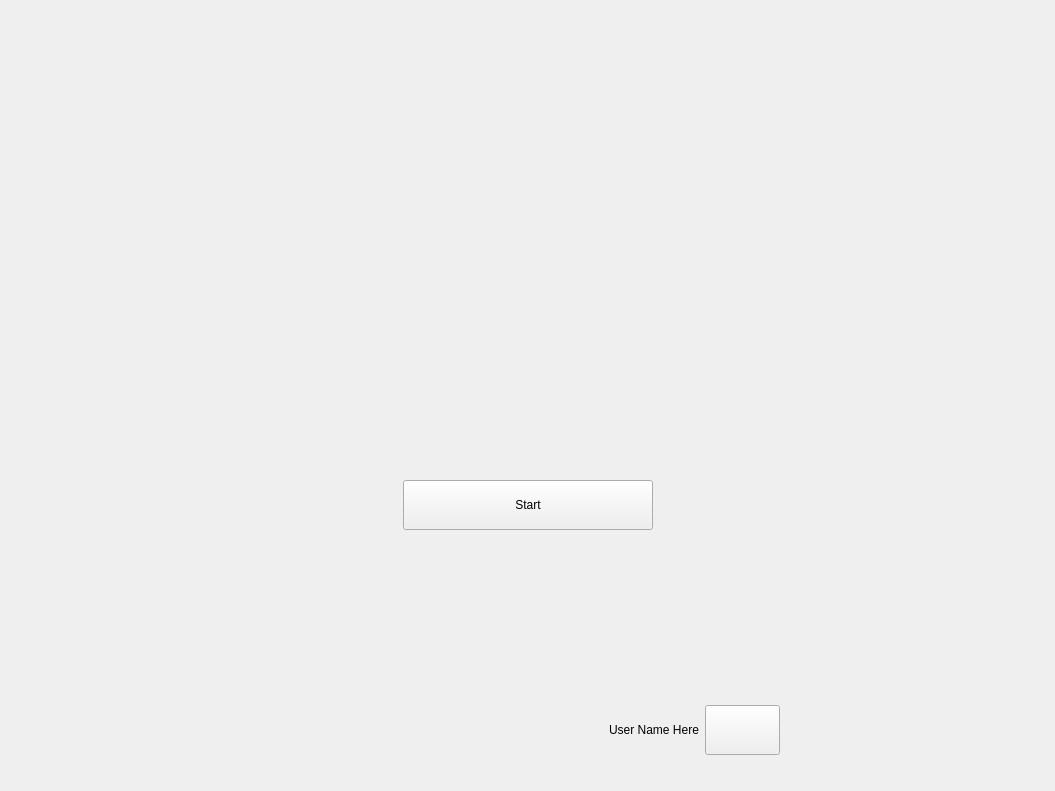
Old version of the form assets/ui/initpage.ui in the repository jfnavarro/st_viewer.
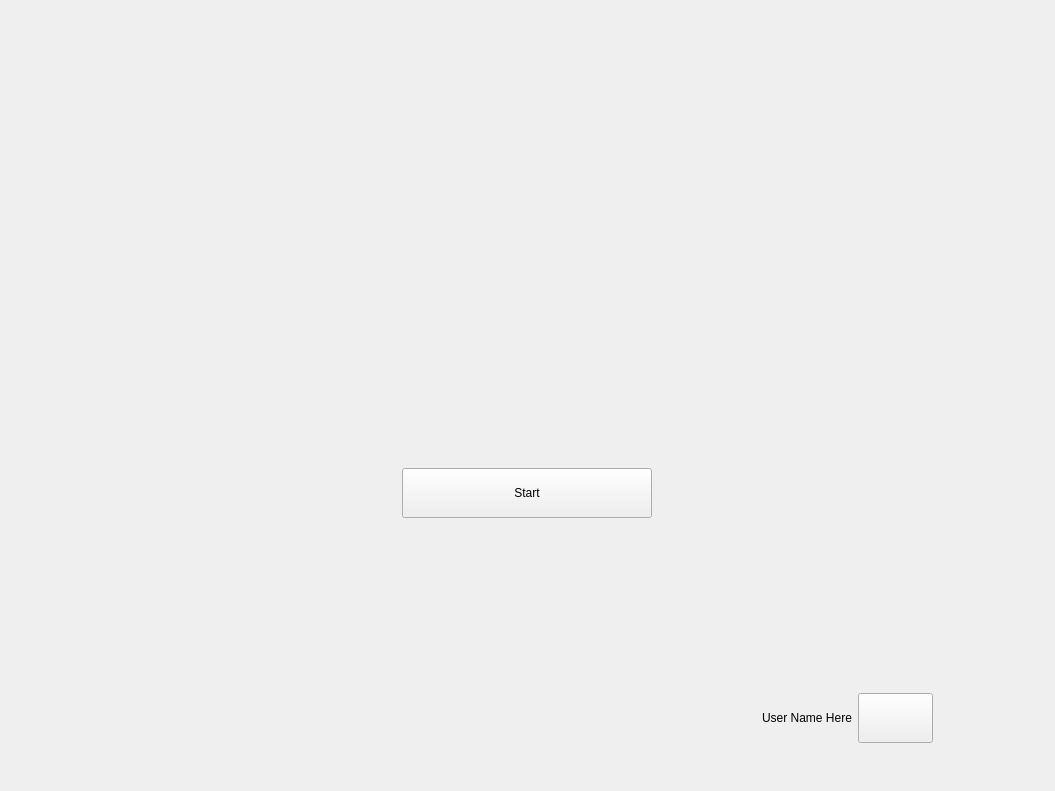
New version of the form. Icons and pictures are not drawn.

Commit message: added SU logo and changed the logo sizes. Added the file README.downloaded_files for keeping track of downloaded material

Diff of the .ui file:
```diff
--- a/assets/ui/initpage.ui
+++ b/assets/ui/initpage.ui
@@ -87,7 +87,7 @@
            <string/>
           </property>
           <property name="pixmap">
-           <pixmap resource="../../../st_client-build/application.qrc">:/images/st.png</pixmap>
+           <pixmap>:/images/st.png</pixmap>
           </property>
           <property name="scaledContents">
            <bool>false</bool>
@@ -139,7 +139,7 @@
            <string>Start</string>
           </property>
           <property name="icon">
-           <iconset resource="../../../st_client-build/application.qrc">
+           <iconset>
             <normaloff>:/images/startpage-icon.png</normaloff>:/images/startpage-icon.png</iconset>
           </property>
           <property name="iconSize">
@@ -184,7 +184,7 @@
       <item row="3" column="1">
        <layout class="QHBoxLayout" name="horizontalLayout">
         <item>
-         <widget class="QLabel" name="scilifelablogo">
+         <widget class="QLabel" name="scilifelab_logo">
           <property name="sizePolicy">
            <sizepolicy hsizetype="Fixed" vsizetype="Fixed">
             <horstretch>0</horstretch>
@@ -210,7 +210,7 @@
            <string/>
           </property>
           <property name="pixmap">
-           <pixmap resource="../../../st_client-build/application.qrc">:/images/scilifelab.png</pixmap>
+           <pixmap>:/images/scilifelab.png</pixmap>
           </property>
           <property name="scaledContents">
            <bool>true</bool>
@@ -221,34 +221,127 @@
          </widget>
         </item>
         <item>
-         <widget class="QLabel" name="label_2">
+         <widget class="QLabel" name="kth_logo">
           <property name="sizePolicy">
            <sizepolicy hsizetype="Fixed" vsizetype="Preferred">
             <horstretch>0</horstretch>
             <verstretch>0</verstretch>
            </sizepolicy>
           </property>
+          <property name="minimumSize">
+           <size>
+            <width>100</width>
+            <height>100</height>
+           </size>
+          </property>
+          <property name="maximumSize">
+           <size>
+            <width>100</width>
+            <height>100</height>
+           </size>
+          </property>
           <property name="text">
            <string/>
           </property>
           <property name="pixmap">
-           <pixmap resource="../../../st_client-build/application.qrc">:/images/kth.png</pixmap>
+           <pixmap>:/images/kth.png</pixmap>
           </property>
+          <property name="scaledContents">
+           <bool>true</bool>
+          </property>
          </widget>
         </item>
         <item>
-         <widget class="QLabel" name="label">
+         <spacer name="horizontalSpacer_4">
+          <property name="orientation">
+           <enum>Qt::Horizontal</enum>
+          </property>
+          <property name="sizeType">
+           <enum>QSizePolicy::Fixed</enum>
+          </property>
+          <property name="sizeHint" stdset="0">
+           <size>
+            <width>20</width>
+            <height>20</height>
+           </size>
+          </property>
+         </spacer>
+        </item>
+        <item>
+         <widget class="QLabel" name="su_logo">
           <property name="sizePolicy">
            <sizepolicy hsizetype="Fixed" vsizetype="Preferred">
             <horstretch>0</horstretch>
             <verstretch>0</verstretch>
            </sizepolicy>
           </property>
+          <property name="minimumSize">
+           <size>
+            <width>92</width>
+            <height>92</height>
+           </size>
+          </property>
+          <property name="maximumSize">
+           <size>
+            <width>92</width>
+            <height>92</height>
+           </size>
+          </property>
           <property name="text">
            <string/>
           </property>
           <property name="pixmap">
-           <pixmap resource="../../../st_client-build/application.qrc">:/images/ki.png</pixmap>
+           <pixmap>:/images/sulogo_ny_en.png</pixmap>
+          </property>
+          <property name="scaledContents">
+           <bool>true</bool>
+          </property>
+         </widget>
+        </item>
+        <item>
+         <spacer name="horizontalSpacer_4">
+          <property name="orientation">
+           <enum>Qt::Horizontal</enum>
+          </property>
+          <property name="sizeType">
+           <enum>QSizePolicy::Fixed</enum>
+          </property>
+          <property name="sizeHint" stdset="0">
+           <size>
+            <width>15</width>
+            <height>15</height>
+           </size>
+          </property>
+         </spacer>
+        </item>
+        <item>
+         <widget class="QLabel" name="ki_logo">
+          <property name="sizePolicy">
+           <sizepolicy hsizetype="Fixed" vsizetype="Preferred">
+            <horstretch>0</horstretch>
+            <verstretch>0</verstretch>
+           </sizepolicy>
+          </property>
+          <property name="minimumSize">
+           <size>
+            <width>88</width>
+            <height>105</height>
+           </size>
+          </property>
+          <property name="maximumSize">
+           <size>
+            <width>91</width>
+            <height>110</height>
+           </size>
+          </property>
+          <property name="text">
+           <string/>
+          </property>
+          <property name="pixmap">
+           <pixmap>:/images/ki.png</pixmap>
+          </property>
+          <property name="scaledContents">
+           <bool>true</bool>
           </property>
          </widget>
         </item>
@@ -326,7 +419,7 @@
            <string/>
           </property>
           <property name="icon">
-           <iconset resource="../../../st_client-build/application.qrc">
+           <iconset>
             <normaloff>:/images/logout.png</normaloff>:/images/logout.png</iconset>
           </property>
           <property name="iconSize">
```
The commit also changes 2 other files.
